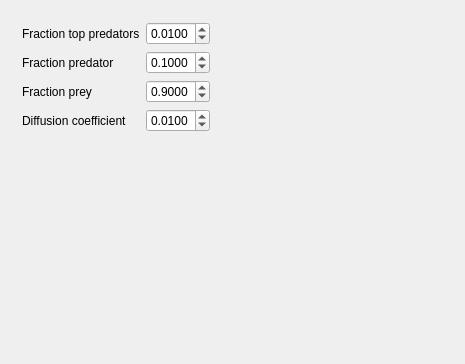
The window that Tools/ToolSimTopPredatorPrey/qtsimtoppredatorpraymaindialog.ui (richelbilderbeek/ProjectRichelBilderbeek) describes before a commit, drawn with Qt 5.
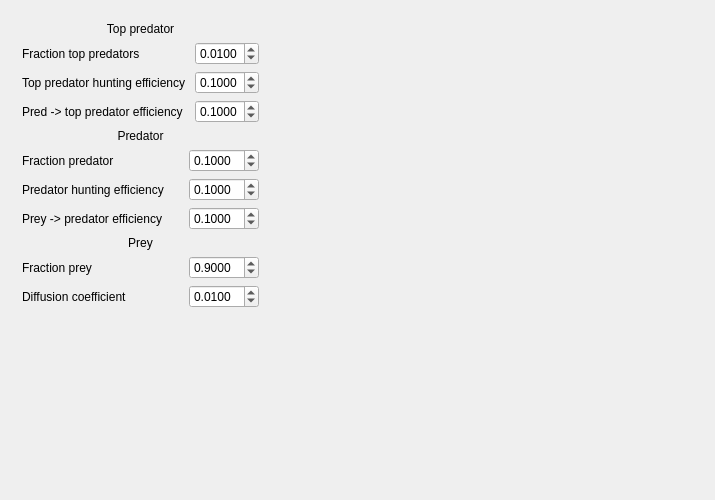
The same window after the commit.

```diff
--- a/Tools/ToolSimTopPredatorPrey/qtsimtoppredatorpraymaindialog.ui
+++ b/Tools/ToolSimTopPredatorPrey/qtsimtoppredatorpraymaindialog.ui
@@ -6,14 +6,24 @@
    <rect>
     <x>0</x>
     <y>0</y>
-    <width>465</width>
-    <height>364</height>
+    <width>715</width>
+    <height>500</height>
    </rect>
   </property>
   <property name="windowTitle">
    <string>QtSimTopPredatorPrayMainDialog</string>
   </property>
   <layout class="QGridLayout" name="gridLayout_2">
+   <item row="0" column="1">
+    <widget class="QWidget" name="widget_right" native="true">
+     <property name="sizePolicy">
+      <sizepolicy hsizetype="Preferred" vsizetype="Preferred">
+       <horstretch>10</horstretch>
+       <verstretch>0</verstretch>
+      </sizepolicy>
+     </property>
+    </widget>
+   </item>
    <item row="0" column="0">
     <widget class="QWidget" name="widget" native="true">
      <property name="sizePolicy">
@@ -23,8 +33,8 @@
       </sizepolicy>
      </property>
      <layout class="QGridLayout" name="gridLayout">
-      <item row="0" column="1">
-       <widget class="QDoubleSpinBox" name="doubleSpinBox">
+      <item row="10" column="1" colspan="2">
+       <widget class="QDoubleSpinBox" name="box_diffusion">
         <property name="decimals">
          <number>4</number>
         </property>
@@ -39,15 +49,24 @@
         </property>
        </widget>
       </item>
-      <item row="0" column="0">
-       <widget class="QLabel" name="label_4">
-        <property name="text">
-         <string>Fraction top predators</string>
+      <item row="9" column="1" colspan="2">
+       <widget class="QDoubleSpinBox" name="box_f_prey">
+        <property name="decimals">
+         <number>4</number>
         </property>
+        <property name="maximum">
+         <double>1.000000000000000</double>
+        </property>
+        <property name="singleStep">
+         <double>0.010000000000000</double>
+        </property>
+        <property name="value">
+         <double>0.900000000000000</double>
+        </property>
        </widget>
       </item>
-      <item row="1" column="1">
-       <widget class="QDoubleSpinBox" name="doubleSpinBox_2">
+      <item row="3" column="2">
+       <widget class="QDoubleSpinBox" name="box_conv_pred_to_top">
         <property name="decimals">
          <number>4</number>
         </property>
@@ -62,22 +81,101 @@
         </property>
        </widget>
       </item>
-      <item row="1" column="0">
+      <item row="6" column="0">
        <widget class="QLabel" name="label">
         <property name="text">
+         <string>Predator hunting efficiency</string>
+        </property>
+       </widget>
+      </item>
+      <item row="1" column="2">
+       <widget class="QDoubleSpinBox" name="box_f_top">
+        <property name="decimals">
+         <number>4</number>
+        </property>
+        <property name="maximum">
+         <double>1.000000000000000</double>
+        </property>
+        <property name="singleStep">
+         <double>0.010000000000000</double>
+        </property>
+        <property name="value">
+         <double>0.010000000000000</double>
+        </property>
+       </widget>
+      </item>
+      <item row="5" column="1" colspan="2">
+       <widget class="QDoubleSpinBox" name="box_f_pred">
+        <property name="decimals">
+         <number>4</number>
+        </property>
+        <property name="maximum">
+         <double>1.000000000000000</double>
+        </property>
+        <property name="singleStep">
+         <double>0.010000000000000</double>
+        </property>
+        <property name="value">
+         <double>0.100000000000000</double>
+        </property>
+       </widget>
+      </item>
+      <item row="2" column="2">
+       <widget class="QDoubleSpinBox" name="box_hunt_eff_top">
+        <property name="decimals">
+         <number>4</number>
+        </property>
+        <property name="maximum">
+         <double>1.000000000000000</double>
+        </property>
+        <property name="singleStep">
+         <double>0.010000000000000</double>
+        </property>
+        <property name="value">
+         <double>0.100000000000000</double>
+        </property>
+       </widget>
+      </item>
+      <item row="0" column="0" colspan="3">
+       <widget class="QLabel" name="label_10">
+        <property name="text">
+         <string>Top predator</string>
+        </property>
+        <property name="alignment">
+         <set>Qt::AlignCenter</set>
+        </property>
+       </widget>
+      </item>
+      <item row="5" column="0">
+       <widget class="QLabel" name="label_f_pred">
+        <property name="text">
          <string>Fraction predator</string>
         </property>
        </widget>
       </item>
-      <item row="3" column="0">
+      <item row="7" column="0">
+       <widget class="QLabel" name="label_5">
+        <property name="text">
+         <string>Prey -&gt; predator efficiency</string>
+        </property>
+       </widget>
+      </item>
+      <item row="2" column="0" colspan="2">
+       <widget class="QLabel" name="label_8">
+        <property name="text">
+         <string>Top predator hunting efficiency</string>
+        </property>
+       </widget>
+      </item>
+      <item row="10" column="0">
        <widget class="QLabel" name="label_3">
         <property name="text">
          <string>Diffusion coefficient</string>
         </property>
        </widget>
       </item>
-      <item row="3" column="1">
-       <widget class="QDoubleSpinBox" name="doubleSpinBox_4">
+      <item row="6" column="1" colspan="2">
+       <widget class="QDoubleSpinBox" name="box_hunt_eff_pred">
         <property name="decimals">
          <number>4</number>
         </property>
@@ -88,34 +186,68 @@
          <double>0.010000000000000</double>
         </property>
         <property name="value">
+         <double>0.100000000000000</double>
+        </property>
+       </widget>
+      </item>
+      <item row="7" column="1" colspan="2">
+       <widget class="QDoubleSpinBox" name="box_conv_prey_to_pred">
+        <property name="decimals">
+         <number>4</number>
+        </property>
+        <property name="maximum">
+         <double>1.000000000000000</double>
+        </property>
+        <property name="singleStep">
          <double>0.010000000000000</double>
         </property>
+        <property name="value">
+         <double>0.100000000000000</double>
+        </property>
        </widget>
       </item>
-      <item row="2" column="0">
+      <item row="8" column="0" colspan="3">
+       <widget class="QLabel" name="label_6">
+        <property name="text">
+         <string>Prey</string>
+        </property>
+        <property name="alignment">
+         <set>Qt::AlignCenter</set>
+        </property>
+       </widget>
+      </item>
+      <item row="9" column="0">
        <widget class="QLabel" name="label_2">
         <property name="text">
          <string>Fraction prey</string>
         </property>
        </widget>
       </item>
-      <item row="2" column="1">
-       <widget class="QDoubleSpinBox" name="doubleSpinBox_3">
-        <property name="decimals">
-         <number>4</number>
+      <item row="1" column="0">
+       <widget class="QLabel" name="label_4">
+        <property name="text">
+         <string>Fraction top predators</string>
         </property>
-        <property name="maximum">
-         <double>1.000000000000000</double>
+       </widget>
+      </item>
+      <item row="3" column="0">
+       <widget class="QLabel" name="label_7">
+        <property name="text">
+         <string>Pred -&gt; top predator efficiency</string>
         </property>
-        <property name="singleStep">
-         <double>0.010000000000000</double>
+       </widget>
+      </item>
+      <item row="4" column="0" colspan="3">
+       <widget class="QLabel" name="label_9">
+        <property name="text">
+         <string>Predator</string>
         </property>
-        <property name="value">
-         <double>0.900000000000000</double>
+        <property name="alignment">
+         <set>Qt::AlignCenter</set>
         </property>
        </widget>
       </item>
-      <item row="4" column="0">
+      <item row="11" column="0">
        <spacer name="verticalSpacer">
         <property name="orientation">
          <enum>Qt::Vertical</enum>
@@ -131,16 +263,6 @@
      </layout>
     </widget>
    </item>
-   <item row="0" column="1">
-    <widget class="QWidget" name="widget_2" native="true">
-     <property name="sizePolicy">
-      <sizepolicy hsizetype="Preferred" vsizetype="Preferred">
-       <horstretch>10</horstretch>
-       <verstretch>0</verstretch>
-      </sizepolicy>
-     </property>
-    </widget>
-   </item>
   </layout>
  </widget>
  <layoutdefault spacing="6" margin="11"/>
```
Left out of the diff: 12 changed lines with no effect on the pictures.
